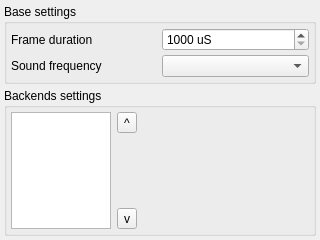
Before: the Qt Designer form apps/zxtune-qt/ui/preferences/sound.ui in vitamin-caig/zxtune, drawn with Qt 5.
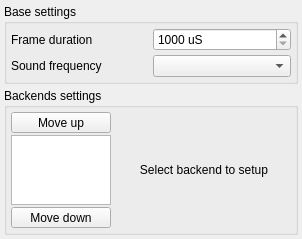
After: the same form once the commit is applied.

Commit message: zxtune-qt: settings for win32 and dsound backends.

The edit to the form file:
```diff
--- a/apps/zxtune-qt/ui/preferences/sound.ui
+++ b/apps/zxtune-qt/ui/preferences/sound.ui
@@ -6,8 +6,8 @@
    <rect>
     <x>0</x>
     <y>0</y>
-    <width>320</width>
-    <height>240</height>
+    <width>302</width>
+    <height>223</height>
    </rect>
   </property>
   <property name="windowTitle">
@@ -74,10 +74,31 @@
       <property name="margin">
        <number>4</number>
       </property>
+      <item>
+       <layout class="QVBoxLayout" name="verticalLayout">
+        <property name="spacing">
+         <number>2</number>
+        </property>
+        <property name="leftMargin">
+         <number>0</number>
+        </property>
+        <item>
+         <widget class="QToolButton" name="moveUp">
+          <property name="sizePolicy">
+           <sizepolicy hsizetype="Minimum" vsizetype="Fixed">
+            <horstretch>0</horstretch>
+            <verstretch>0</verstretch>
+           </sizepolicy>
+          </property>
+          <property name="text">
+           <string>Move up</string>
+          </property>
+         </widget>
+        </item>
       <item>
        <widget class="QListWidget" name="backendsList">
         <property name="sizePolicy">
-         <sizepolicy hsizetype="Maximum" vsizetype="Expanding">
+           <sizepolicy hsizetype="Fixed" vsizetype="Preferred">
           <horstretch>0</horstretch>
           <verstretch>0</verstretch>
          </sizepolicy>
@@ -106,47 +127,37 @@
        </widget>
       </item>
       <item>
-       <layout class="QVBoxLayout" name="verticalLayout">
-        <property name="leftMargin">
-         <number>0</number>
-        </property>
-        <item>
-         <widget class="QToolButton" name="moveUp">
-          <property name="text">
-           <string>^</string>
-          </property>
-         </widget>
-        </item>
-        <item>
-         <spacer name="verticalSpacer_2">
-          <property name="orientation">
-           <enum>Qt::Vertical</enum>
-          </property>
-          <property name="sizeHint" stdset="0">
-           <size>
-            <width>20</width>
-            <height>40</height>
-           </size>
-          </property>
-         </spacer>
-        </item>
-        <item>
          <widget class="QToolButton" name="moveDown">
+          <property name="sizePolicy">
+           <sizepolicy hsizetype="Preferred" vsizetype="Fixed">
+            <horstretch>0</horstretch>
+            <verstretch>0</verstretch>
+           </sizepolicy>
+          </property>
           <property name="text">
-           <string>v</string>
+           <string>Move down</string>
           </property>
          </widget>
         </item>
        </layout>
       </item>
       <item>
-       <widget class="QWidget" name="backendSettings" native="true">
+       <widget class="QLabel" name="settingsHint">
         <property name="sizePolicy">
-         <sizepolicy hsizetype="MinimumExpanding" vsizetype="Preferred">
+         <sizepolicy hsizetype="MinimumExpanding" vsizetype="Fixed">
           <horstretch>0</horstretch>
           <verstretch>0</verstretch>
          </sizepolicy>
         </property>
+        <property name="text">
+         <string>Select backend to setup</string>
+        </property>
+        <property name="alignment">
+         <set>Qt::AlignCenter</set>
+        </property>
+        <property name="wordWrap">
+         <bool>true</bool>
+        </property>
        </widget>
       </item>
      </layout>
```
Left out of the diff: 2 changed lines with no effect on the pictures. Lines whose indentation alone changed are shown as unchanged. The commit also changes 8 other files.
